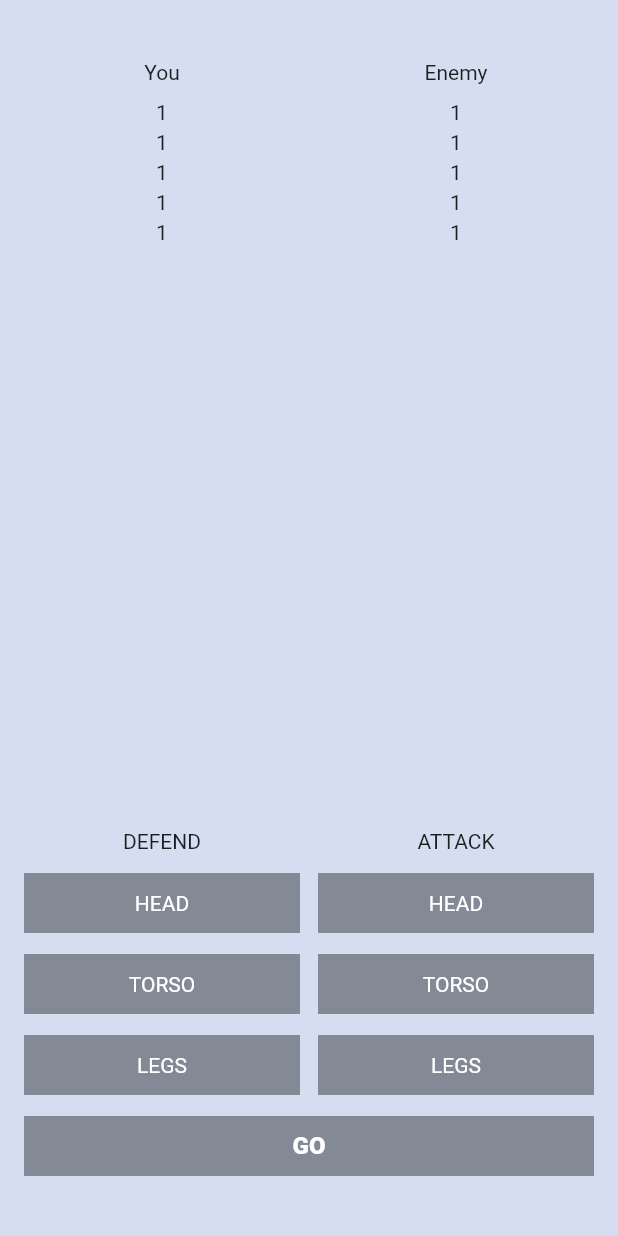
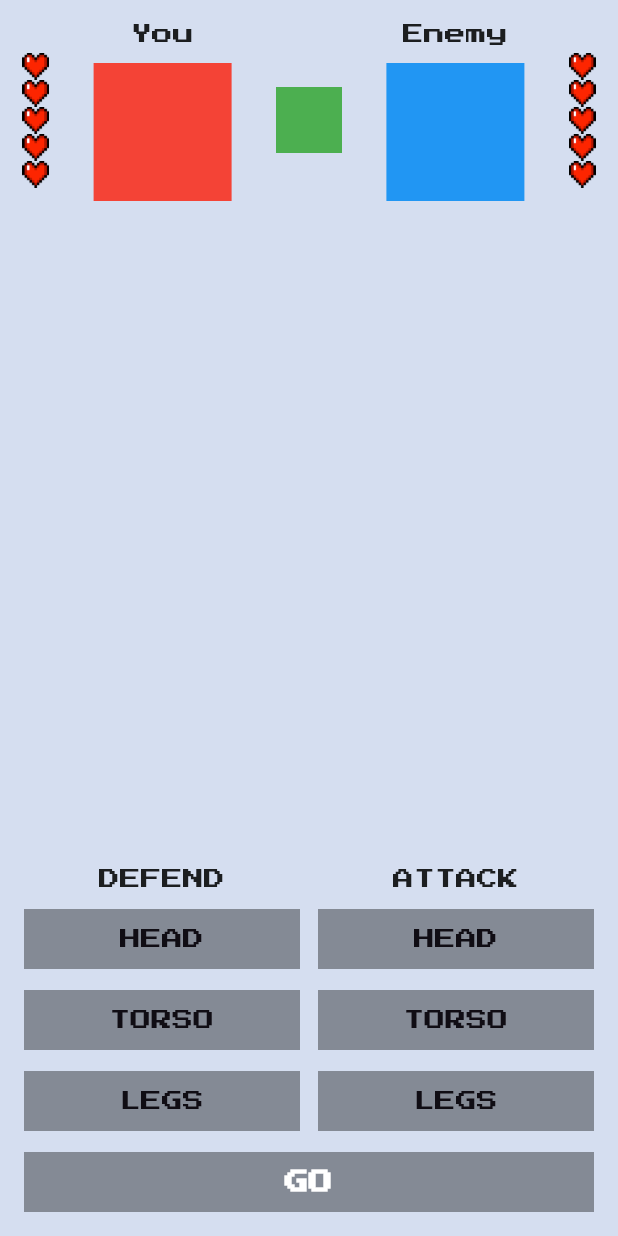
Before and after one commit to reaferon/flutter_fight_club, a Flutter app: the screen it shows after launch, on a phone screen of 412 x 824 dp. Run offline on Flutter 3.47's test engine with Material 2 defaults, Android fonts, the phone set to English and light mode, and no system bars; our stand-ins replace google_fonts.

Commit message:
lesson 2

```diff
--- /dev/null
+++ b/lib/fight_club_icons.dart
@@ -0,0 +1,5 @@
+class FightClubIcons {
+  FightClubIcons._();
+  static const heartFull = "assets/icons/heart-full.png";
+  static const heartEmpty = "assets/icons/heart-empty.png";
+}
--- a/lib/main.dart
+++ b/lib/main.dart
@@ -1,4 +1,8 @@
+import 'dart:math';
+
 import 'package:flutter/material.dart';
+import 'package:flutter_fight_club/fight_club_icons.dart';
+import 'package:google_fonts/google_fonts.dart';
 
 void main() {
   runApp(MyApp());
@@ -8,75 +12,217 @@
   @override
   Widget build(BuildContext context) {
     return MaterialApp(
+      theme: ThemeData(
+        textTheme:
+        GoogleFonts.pressStart2pTextTheme(Theme
+            .of(context)
+            .textTheme),
+      ),
       home: MyHomePage(),
     );
   }
 }
 
 class MyHomePage extends StatefulWidget {
-  const MyHomePage({Key? key}) : super(key: key);
+
 
   @override
   State<MyHomePage> createState() => _MyHomePageState();
 }
 
 class _MyHomePageState extends State<MyHomePage> {
+  static const maxLives = 5;
+  int yourLives = maxLives;
+  int enemyLives = maxLives ;
   BodyPart? defendingBodyPart;
   BodyPart? attackingBodyPart;
+  BodyPart whatEnemyDefends = BodyPart.random();
+  BodyPart whatEnemyAttack = BodyPart.random();
 
   @override
   Widget build(BuildContext context) {
     return Scaffold(
       backgroundColor: Color.fromRGBO(213, 222, 240, 1),
-      body: Column(
-        children: [
-          SizedBox(height: 40),
-          Row(
-            mainAxisAlignment: MainAxisAlignment.spaceEvenly,
-            children: [
-              SizedBox(width: 16),
-              Expanded(
+      body: SafeArea(
         child: Column(
           children: [
-                    Center(child: Text("You"),),
-                    SizedBox(height: 11,),
-                    Center(child: Text("1")),
-                    SizedBox(height: 4),
-                    Center(child: Text("1")),
-                    SizedBox(height: 4),
-                    Center(child: Text("1")),
-                    SizedBox(height: 4),
-                    Center(child: Text("1")),
-                    SizedBox(height: 4),
-                    Center(child: Text("1")),
-                    SizedBox(height: 4),
+            FightersInfo(maxLivesCount: maxLives, yourLivesCount: yourLives, enemyLivesCount: enemyLives,),
+            Expanded(child: SizedBox()),
+            ControlsWidget(
+              defendingBodyPart: defendingBodyPart,
+              attackingBodyPart: attackingBodyPart,
+              selectDefendingBodyPart: _selectDefendingBodyPart,
+              selectAttackingBodyPart: _selectAttackingBodyPart,
+            ),
+            SizedBox(height: 14),
+            GoButton(
+                text: yourLives == 0 || enemyLives == 0 ? "Start new game" : "Go",
+                onTap: () {
+                  setState(() {
+                    _onGoButtonClicked();
+                  });
+                },
+                color: _getGoButtonColor()
+            ),
+            SizedBox(height: 16),
           ],
         ),
       ),
-              SizedBox(width: 12),
-              Expanded(
-                child: Column(
+    );
+  }
+
+  Color _getGoButtonColor() {
+    if(yourLives == 0 || enemyLives == 0) {
+      return Colors.black38;
+    } else if(defendingBodyPart != null && attackingBodyPart != null) {
+      return Colors.black87;
+    } else {
+      return Colors.black38;
+    }
+  }
+
+  void _onGoButtonClicked() {
+    if(yourLives == 0 || enemyLives == 0) {
+      setState(() {
+        yourLives = maxLives;
+        enemyLives = maxLives;
+      });
+    } else if (defendingBodyPart != null && attackingBodyPart != null) {
+
+      final bool enemyLoseLife = attackingBodyPart != whatEnemyDefends;
+      final bool youLoseLife = defendingBodyPart != whatEnemyAttack;
+
+      if(enemyLoseLife) {
+        enemyLives -= 1;
+      }
+      if(youLoseLife) {
+        yourLives -= 1;
+      }
+      whatEnemyDefends = BodyPart.random();
+      whatEnemyAttack  = BodyPart.random();
+
+      defendingBodyPart = null;
+      attackingBodyPart = null;
+    }
+  }
+
+  void _selectDefendingBodyPart(final BodyPart value) {
+    if(yourLives == 0 || enemyLives == 0) {
+      return;
+    }
+    setState(() {
+      defendingBodyPart = value;
+    });
+  }
+
+  void _selectAttackingBodyPart(BodyPart value) {
+    if(yourLives == 0 || enemyLives == 0) {
+      return;
+    }
+    setState(() {
+      attackingBodyPart = value;
+    });
+  }
+}
+
+class GoButton extends StatelessWidget {
+  final String text;
+  final VoidCallback onTap;
+  final Color color;
+
+  const GoButton({Key? key, required this.text, required this.onTap, required this.color})
+      : super(key: key);
+
+  @override
+  Widget build(BuildContext context) {
+    return Padding(
+      padding: const EdgeInsets.symmetric(horizontal: 16),
+      child: GestureDetector(
+        onTap: onTap,
+        child: SizedBox(
+          height: 40,
+          child: ColoredBox(
+            color: color,
+            child: Center(
+              child: Text(
+                text.toUpperCase(),
+                style: TextStyle(
+                    color: Colors.white,
+                    fontSize: 16,
+                    fontWeight: FontWeight.w900),
+              ),
+            ),
+          ),
+        ),
+      ),
+    );
+  }
+}
+
+class FightersInfo extends StatelessWidget {
+  final int maxLivesCount;
+  final int yourLivesCount;
+  final int enemyLivesCount;
+
+  const FightersInfo({
+    super.key, required this.maxLivesCount, required this.yourLivesCount, required this.enemyLivesCount,
+  });
+
+  @override
+  Widget build(BuildContext context) {
+    return SizedBox(
+      height: 160,
+      child: Row(
+        mainAxisAlignment: MainAxisAlignment.spaceAround,
         children: [
-                    Center(child: Text("Enemy"),),
-                    SizedBox(height: 11,),
-                    Center(child: Text("1")),
-                    SizedBox(height: 4),
-                    Center(child: Text("1")),
-                    SizedBox(height: 4),
-                    Center(child: Text("1")),
-                    SizedBox(height: 4),
-                    Center(child: Text("1")),
-                    SizedBox(height: 4),
-                    Center(child: Text("1")),
-                    SizedBox(height: 4),
+          LivesWidget(
+            overallLivesCount: maxLivesCount,
+            currentLivesCount: yourLivesCount,
+          ),
+          Column(
+            children: [
+              SizedBox(height: 16),
+              Text("You"),
+              SizedBox(height: 12),
+              ColoredBox(color: Colors.red, child: SizedBox(width: 92,height: 92,),)
             ],
           ),
-              ),
-              SizedBox(width: 16),
+          ColoredBox(color: Colors.green, child: SizedBox(width: 44,height: 44,),),
+          Column(
+            children: [
+              SizedBox(height: 16),
+              Text("Enemy"),
+              SizedBox(height: 12),
+              ColoredBox(color: Colors.blue, child: SizedBox(width: 92,height: 92,),)
             ],
           ),
-          Expanded(child: SizedBox()),
-          Row(
+          LivesWidget(
+            overallLivesCount: maxLivesCount,
+            currentLivesCount: enemyLivesCount ,
+          ),
+        ],
+      ),
+    );
+  }
+}
+
+class ControlsWidget extends StatelessWidget {
+  BodyPart? defendingBodyPart;
+  BodyPart? attackingBodyPart;
+  final ValueSetter<BodyPart> selectDefendingBodyPart;
+  final ValueSetter<BodyPart> selectAttackingBodyPart;
+
+  ControlsWidget({
+    super.key,
+    required this.defendingBodyPart,
+    required this.attackingBodyPart,
+    required this.selectDefendingBodyPart,
+    required this.selectAttackingBodyPart,
+  });
+
+  @override
+  Widget build(BuildContext context) {
+    return Row(
       mainAxisAlignment: MainAxisAlignment.center,
       children: [
         SizedBox(width: 16),
@@ -88,21 +234,20 @@
               BodyPartButton(
                 bodyPart: BodyPart.head,
                 selected: defendingBodyPart == BodyPart.head,
-                      bodyPartSetter: _selectDefendingBodyPart,
+                bodyPartSetter: selectDefendingBodyPart,
               ),
               SizedBox(height: 14),
               BodyPartButton(
                 bodyPart: BodyPart.torso,
                 selected: defendingBodyPart == BodyPart.torso,
-                      bodyPartSetter: _selectDefendingBodyPart,
+                bodyPartSetter: selectDefendingBodyPart,
               ),
               SizedBox(height: 14),
               BodyPartButton(
                 bodyPart: BodyPart.legs,
                 selected: defendingBodyPart == BodyPart.legs,
-                      bodyPartSetter: _selectDefendingBodyPart,
+                bodyPartSetter: selectDefendingBodyPart,
               ),
-
             ],
           ),
         ),
@@ -115,79 +260,54 @@
               BodyPartButton(
                 bodyPart: BodyPart.head,
                 selected: attackingBodyPart == BodyPart.head,
-                      bodyPartSetter: _selectAttackingBodyPart,
+                bodyPartSetter: selectAttackingBodyPart,
               ),
               SizedBox(height: 14),
               BodyPartButton(
                 bodyPart: BodyPart.torso,
                 selected: attackingBodyPart == BodyPart.torso,
-                      bodyPartSetter: _selectAttackingBodyPart,
+                bodyPartSetter: selectAttackingBodyPart,
               ),
               SizedBox(height: 14),
               BodyPartButton(
                 bodyPart: BodyPart.legs,
                 selected: attackingBodyPart == BodyPart.legs,
-                      bodyPartSetter: _selectAttackingBodyPart,
+                bodyPartSetter: selectAttackingBodyPart,
               ),
             ],
           ),
         ),
         SizedBox(width: 16),
       ],
-          ),
-          SizedBox(height: 14),
-          Row(
-            children: [
-              SizedBox(width: 16),
-              Expanded(
-                  child: GestureDetector(
-                onTap: () {
-                  setState(() {
-                    if (defendingBodyPart != null &&
-                        attackingBodyPart != null) {
-                      defendingBodyPart = null;
-                      attackingBodyPart = null;
-                    }
-                  });
-                },
-                child: SizedBox(
-                  height: 40,
-                  child: ColoredBox(
-                    color:
-                        (defendingBodyPart != null && attackingBodyPart != null)
-                            ? Colors.black87
-                            : Color.fromRGBO(0, 0, 0, 0.38),
-                    child: Center(
-                      child: Text(
-                        "Go".toUpperCase(),
-                        style: TextStyle(
-                            color: Colors.white,
-                            fontSize: 16,
-                            fontWeight: FontWeight.w900),
-                      ),
-                    ),
-                  ),
-                ),
-              )),
-              SizedBox(width: 16),
-            ],
-          ),
-          SizedBox(height: 40),
-        ],
-      ),
     );
   }
-
-  void _selectDefendingBodyPart(final BodyPart value) {
-    setState(() {
-      defendingBodyPart = value;
-    });
 }
 
-  void _selectAttackingBodyPart(BodyPart value) {
-    setState(() {
-      attackingBodyPart = value;
-    });
+class LivesWidget extends StatelessWidget {
+  final int overallLivesCount;
+  final int currentLivesCount;
+
+  const LivesWidget({
+    Key? key,
+    required this.overallLivesCount,
+    required this.currentLivesCount,
+  })
+      : assert(overallLivesCount >= 1),
+        assert(currentLivesCount >= 0),
+        assert(currentLivesCount <= overallLivesCount),
+        super(key: key);
+
+  @override
+  Widget build(BuildContext context) {
+    return Column(
+      mainAxisSize: MainAxisSize.min,
+        children: List.generate(overallLivesCount, (index) {
+          if (index < currentLivesCount) {
+            return Image.asset(FightClubIcons.heartFull, width: 18, height: 18,);
+          } else {
+            return Image.asset(FightClubIcons.heartEmpty, width: 18, height: 18,);
+          }
+        }));
   }
 }
 
@@ -203,6 +323,12 @@
   @override
   String toString() {
     return 'BodyPart{name: $name}';
+  }
+
+  static const List<BodyPart> _values = [head, torso, legs];
+
+  static BodyPart random() {
+    return _values[Random().nextInt(_values.length)];
   }
 }
 
@@ -232,7 +358,7 @@
               child: Text(
                 bodyPart.name.toUpperCase(),
                 style: TextStyle(
-              color: Colors.white,
+                  color: Color.fromRGBO(16,13, 20, 1),
                 ),
               )),
         ),
```
Also changed, not shown: pubspec.yaml (+5 -73 lines), assets/icons/enemy-avatar.png (added), assets/icons/heart-empty.png (added), assets/icons/heart-full.png (added), assets/icons/you-avatar.png (added), google_fonts/PressStart2P-Regular.ttf (added), pubspec.lock, 10 other files. Lines whose indentation alone changed are shown as unchanged.
